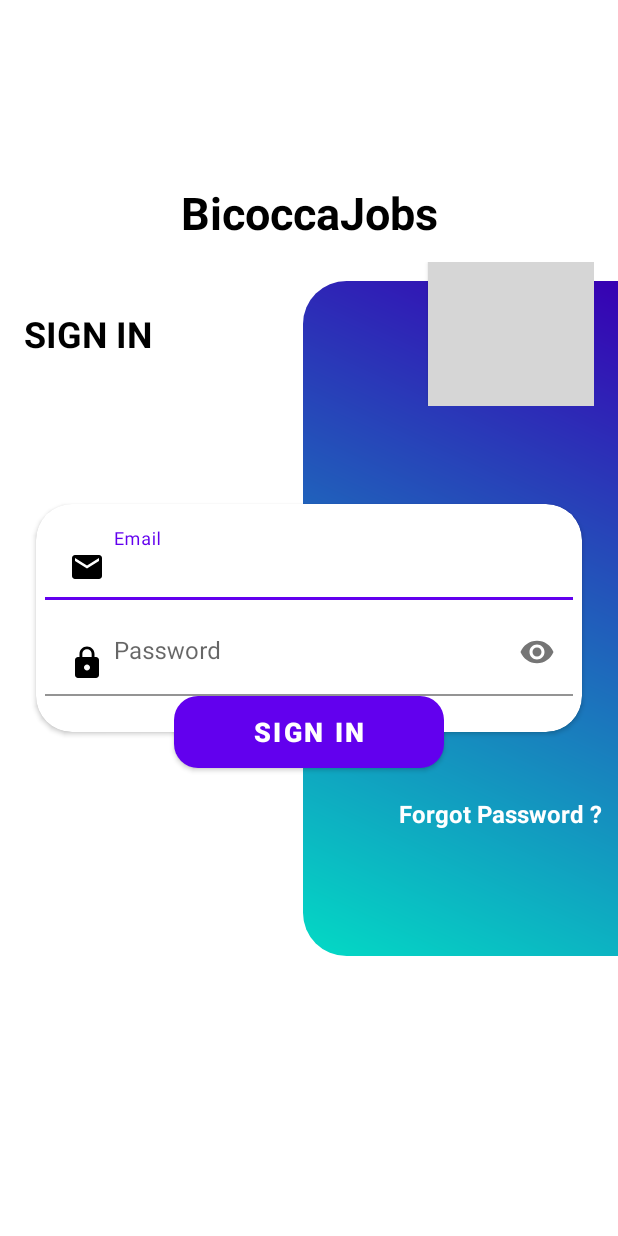
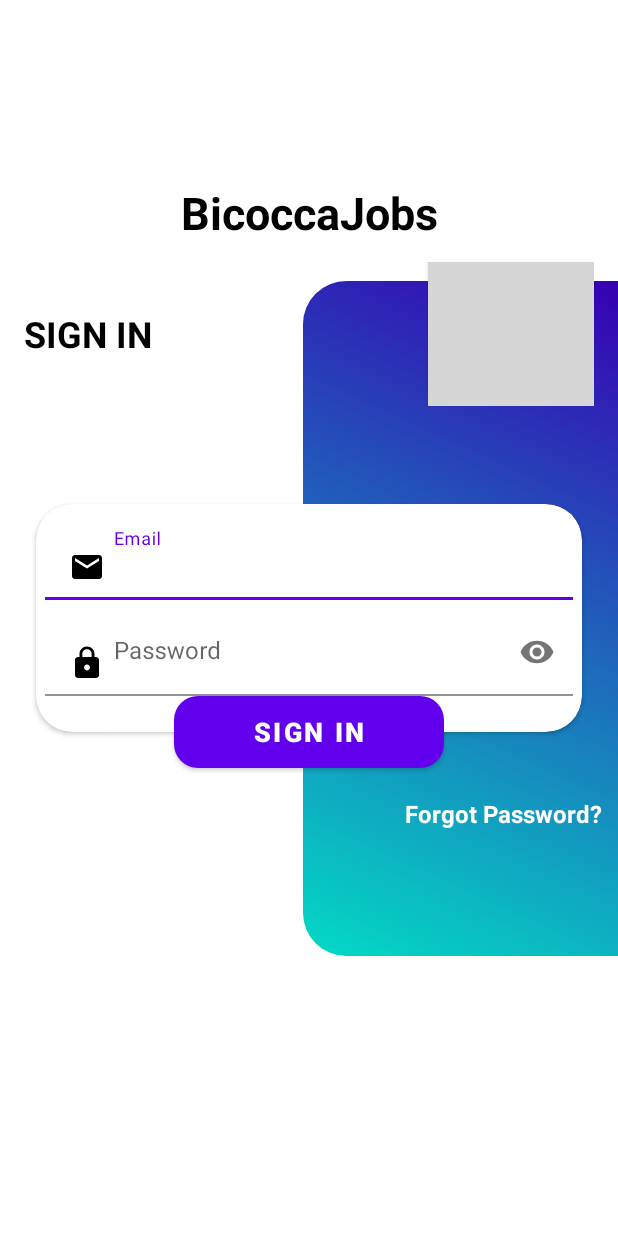
Before and after one commit to dado0802/BicoccaJobs, an Android app: the ShopLoginActivity screen opened directly, with no data from a screen before it, on a phone screen of 412 x 824 dp. Run offline under Robolectric (Android 15) with nearby library versions, the phone set to English and light mode, and no system bars; our stand-ins replace Firebase (no records; nobody signed in at launch, a user with empty details on screens opened directly); grey boxes are pictures that could not be loaded.

Commit message:
Progetto 1.13 (Traduzione)

```diff
--- a/app/src/main/res/layout/activity_login.xml
+++ b/app/src/main/res/layout/activity_login.xml
@@ -46,7 +46,7 @@
             android:background="@drawable/btn_top"
             android:paddingStart="16dp"
             android:paddingEnd="16dp"
-            android:text="SIGN UP"
+            android:text="@string/sign_up"
             android:textColor="@android:color/white"
             android:textSize="18sp" />
 
@@ -55,7 +55,7 @@
             android:layout_width="wrap_content"
             android:layout_height="wrap_content"
             android:layout_centerVertical="true"
-            android:text="SIGN IN"
+            android:text="@string/sign_in"
             android:textColor="#000"
             android:textSize="24sp"
             android:textStyle="bold" />
@@ -124,7 +124,7 @@
         android:layout_width="180dp"
         android:layout_height="wrap_content"
         android:background="@drawable/login_btn_bg"
-        android:text="Sign In"
+        android:text="@string/sign_in"
         android:textColor="@android:color/white"
         android:textSize="18sp"
         android:textStyle="bold"
@@ -149,7 +149,7 @@
         android:textSize="16sp"
         android:textColor="#fff"
         android:textStyle="bold"
-        android:text="Forgot Password ?"
+        android:text="@string/forgot_password"
         android:layout_marginRight="10dp"
         tools:ignore="MissingConstraints"
         app:layout_constraintRight_toRightOf="parent"
--- a/app/src/main/res/layout/activity_post_details.xml
+++ b/app/src/main/res/layout/activity_post_details.xml
@@ -100,7 +100,7 @@
                 android:layout_below="@+id/tvPlantName"
                 android:layout_marginLeft="20dp"
                 android:layout_marginTop="20dp"
-                android:text="Short Description"
+                android:text="@string/short_description"
                 android:textColor="#000"
                 android:textSize="18sp" />
 
@@ -122,7 +122,7 @@
                 android:layout_below="@+id/tvDescription"
                 android:layout_marginLeft="20dp"
                 android:layout_marginTop="20dp"
-                android:text="Address"
+                android:text="@string/address"
                 android:textColor="#000"
                 android:textSize="18sp" />
 
@@ -158,7 +158,7 @@
                 android:layout_alignParentBottom="true"
                 android:background="@color/purple_500"
                 android:layout_marginBottom="10dp"
-                android:text="Candidate Email"
+                android:text="@string/candidate_email"
                 android:textSize="18sp"
                 android:textStyle="bold"
                 android:textColor="#fff"/>
--- a/app/src/main/res/layout/activity_post_success.xml
+++ b/app/src/main/res/layout/activity_post_success.xml
@@ -18,7 +18,7 @@
                 android:textColor="@color/black"
                 android:textAlignment="center"
                 android:textSize="24sp"
-                android:text="Post added successfully"
+                android:text="@string/post_added_succesfully"
                 android:layout_centerHorizontal="true"
                 android:id="@+id/ttvn"
                 android:layout_marginTop="100dp"/>
@@ -46,7 +46,7 @@
                 android:layout_below="@+id/imgCongrats"
                 android:drawableLeft="@drawable/ic_add"
                 android:layout_centerHorizontal="true"
-                android:text="Add Another"
+                android:text="@string/add_another"
                 android:id="@+id/btnAdd"
                 android:textSize="16sp" />
 
@@ -59,7 +59,7 @@
                 android:layout_below="@+id/btnAdd"
                 android:drawableLeft="@drawable/ic_home"
                 android:layout_centerHorizontal="true"
-                android:text="Go To Homepage"
+                android:text="@string/go_to_homepage"
                 android:id="@+id/btnHome"
                 android:textSize="16sp" />
 
```
Also changed, not shown: app/src/main/res/values/strings.xml (+7 -0 lines), 1 other file.
